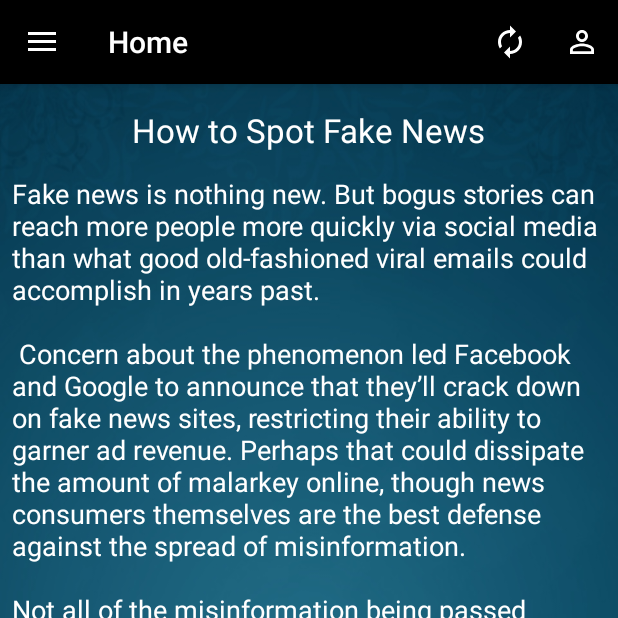
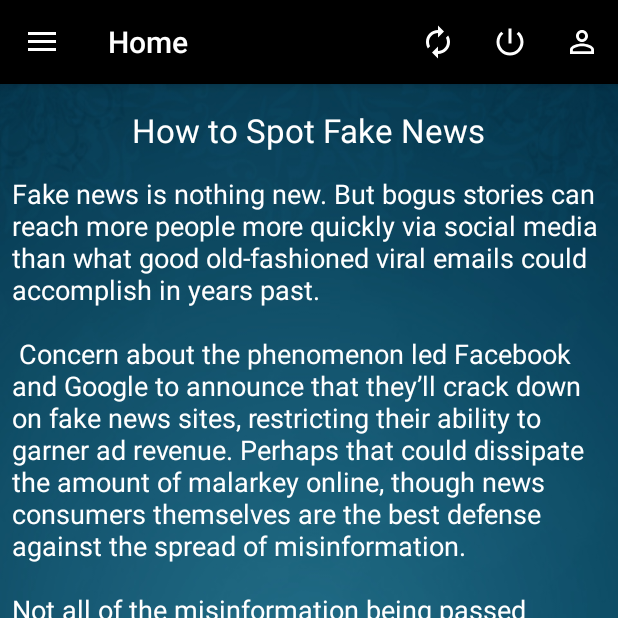
Before and after one commit to pk2609/Hazard_01, an Android app: the screen it shows after launch (Home), on a phone screen of 412 x 824 dp, the top half of it. Run offline under Robolectric (Android 15) with nearby library versions, the phone set to English and light mode, and no system bars; our stand-ins replace Volley.

Commit message:
Pushing for the the twentieth  time

```diff
--- /dev/null
+++ b/app/src/main/res/drawable/ic_power_settings_new_black_24dp.xml
@@ -0,0 +1,9 @@
+<vector xmlns:android="http://schemas.android.com/apk/res/android"
+        android:width="24dp"
+        android:height="24dp"
+        android:viewportWidth="24.0"
+        android:viewportHeight="24.0">
+    <path
+        android:fillColor="#FFf"
+        android:pathData="M13,3h-2v10h2L13,3zM17.83,5.17l-1.42,1.42C17.99,7.86 19,9.81 19,12c0,3.87 -3.13,7 -7,7s-7,-3.13 -7,-7c0,-2.19 1.01,-4.14 2.58,-5.42L6.17,5.17C4.23,6.82 3,9.26 3,12c0,4.97 4.03,9 9,9s9,-4.03 9,-9c0,-2.74 -1.23,-5.18 -3.17,-6.83z"/>
+</vector>
--- a/app/src/main/res/menu/home.xml
+++ b/app/src/main/res/menu/home.xml
@@ -13,4 +13,10 @@
         android:icon="@drawable/ic_autorenew_black_24dp"
         android:id="@+id/refresh"
         app:showAsAction="always"/>
+    <item
+        android:title="Logout"
+        android:orderInCategory="1"
+        android:icon="@drawable/ic_power_settings_new_black_24dp"
+        android:id="@+id/Logout"
+        app:showAsAction="always"/>
 </menu>
```
Also changed, not shown: app/src/main/java/com/appexample/hazard_01/Home.java (+12 -0 lines).
